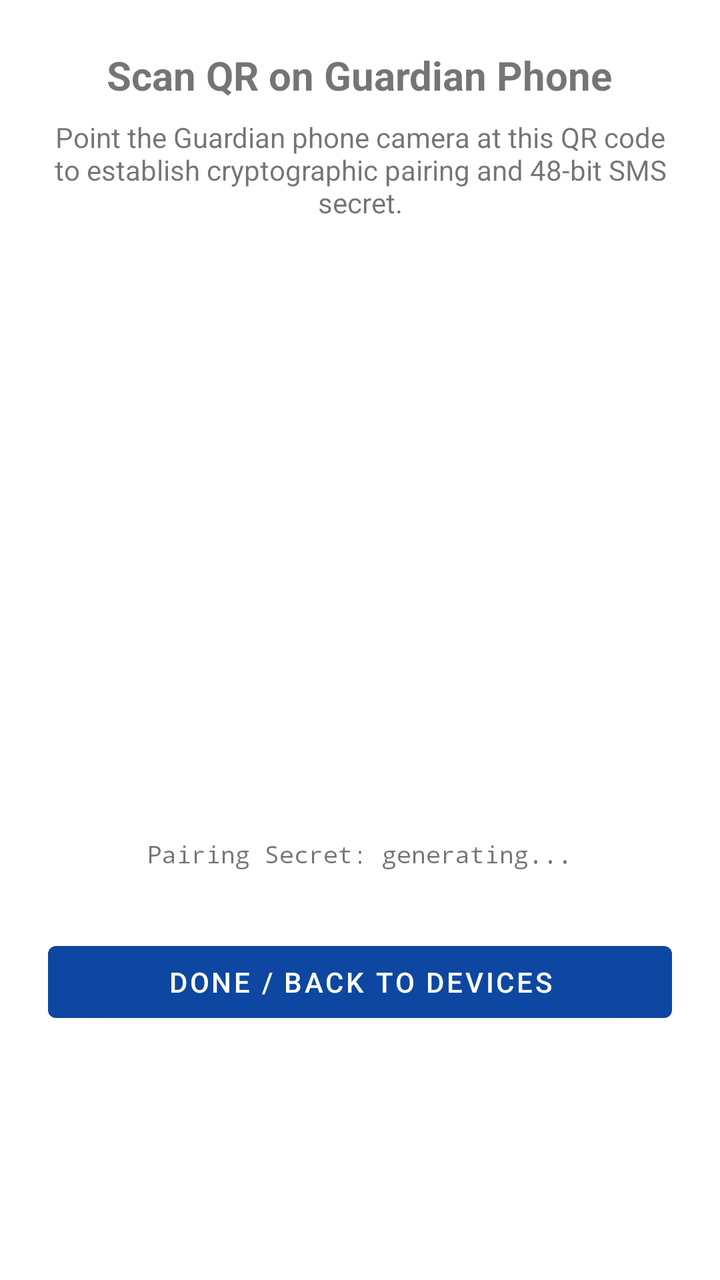
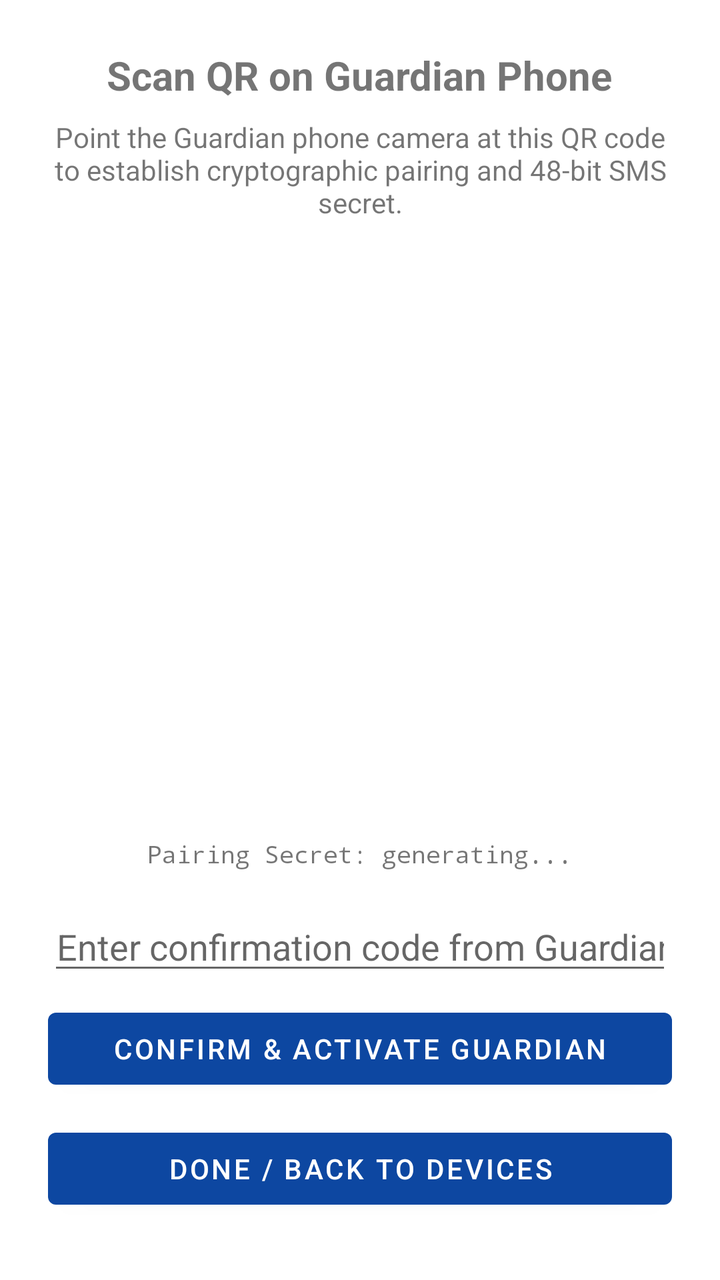

Compare the two renders of this Android layout. The source of the first and the diff that turns it into the second are given below.
<!-- AndroidManifest.xml: application theme Theme.Admin -->
<!-- res/layout/activity_pair_device.xml -->
<?xml version="1.0" encoding="utf-8"?>
<LinearLayout xmlns:android="http://schemas.android.com/apk/res/android"
    android:layout_width="match_parent"
    android:layout_height="match_parent"
    android:gravity="center_horizontal"
    android:orientation="vertical"
    android:padding="24dp">

    <TextView
        android:layout_width="wrap_content"
        android:layout_height="wrap_content"
        android:text="@string/pairing_title"
        android:textSize="20sp"
        android:textStyle="bold" />

    <TextView
        android:layout_width="wrap_content"
        android:layout_height="wrap_content"
        android:layout_marginTop="8dp"
        android:gravity="center"
        android:text="Point the Guardian phone camera at this QR code to establish cryptographic pairing and 48-bit SMS secret."
        android:textSize="14sp" />

    <ImageView
        android:id="@+id/ivQrCode"
        android:layout_width="260dp"
        android:layout_height="260dp"
        android:layout_marginTop="24dp"
        android:layout_marginBottom="24dp"
        android:contentDescription="Pairing QR Code" />

    <TextView
        android:id="@+id/tvPairingSecret"
        android:layout_width="wrap_content"
        android:layout_height="wrap_content"
        android:fontFamily="monospace"
        android:text="Pairing Secret: generating..."
        android:textSize="12sp" />

    <Button
        android:id="@+id/btnDone"
        android:layout_width="match_parent"
        android:layout_height="wrap_content"
        android:layout_marginTop="32dp"
        android:text="Done / Back to Devices" />

</LinearLayout>
<!-- resources referenced by this layout -->
<resources>
  <string name="pairing_title">Scan QR on Guardian Phone</string>
  <style name="Theme.Admin" parent="Theme.MaterialComponents.DayNight.DarkActionBar">
          <item name="colorPrimary">#0D47A1</item>
          <item name="colorPrimaryVariant">#002171</item>
          <item name="colorOnPrimary">#FFFFFF</item>
      </style>
</resources>

<!-- the commit's change to res/layout/activity_pair_device.xml (unified diff, before → after) -->
@@ -37,11 +37,27 @@
         android:text="Pairing Secret: generating..."
         android:textSize="12sp" />
 
+    <EditText
+        android:id="@+id/etConfirmCode"
+        android:layout_width="match_parent"
+        android:layout_height="wrap_content"
+        android:layout_marginTop="16dp"
+        android:hint="Enter confirmation code from Guardian"
+        android:inputType="number"
+        android:textAlignment="center" />
+
+    <Button
+        android:id="@+id/btnApprovePairing"
+        android:layout_width="match_parent"
+        android:layout_height="wrap_content"
+        android:layout_marginTop="8dp"
+        android:text="Confirm &amp; Activate Guardian" />
+
     <Button
         android:id="@+id/btnDone"
         android:layout_width="match_parent"
         android:layout_height="wrap_content"
-        android:layout_marginTop="32dp"
+        android:layout_marginTop="12dp"
         android:text="Done / Back to Devices" />
 
 </LinearLayout>
